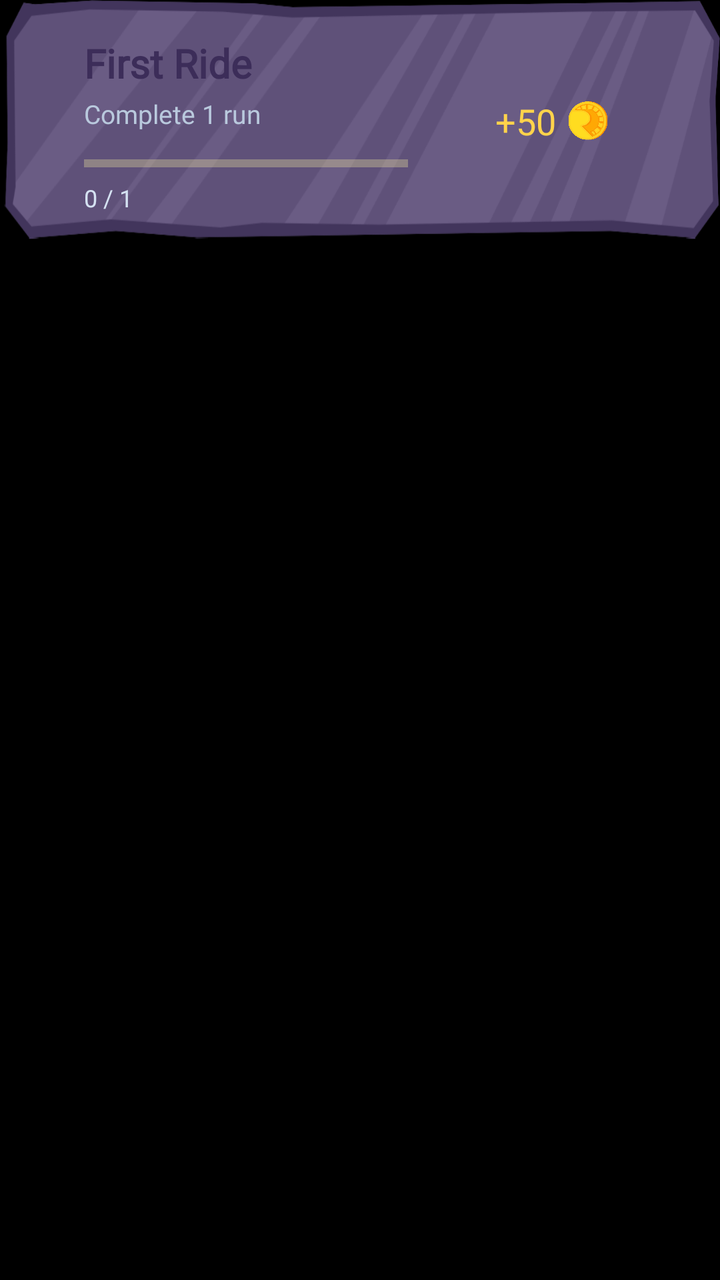
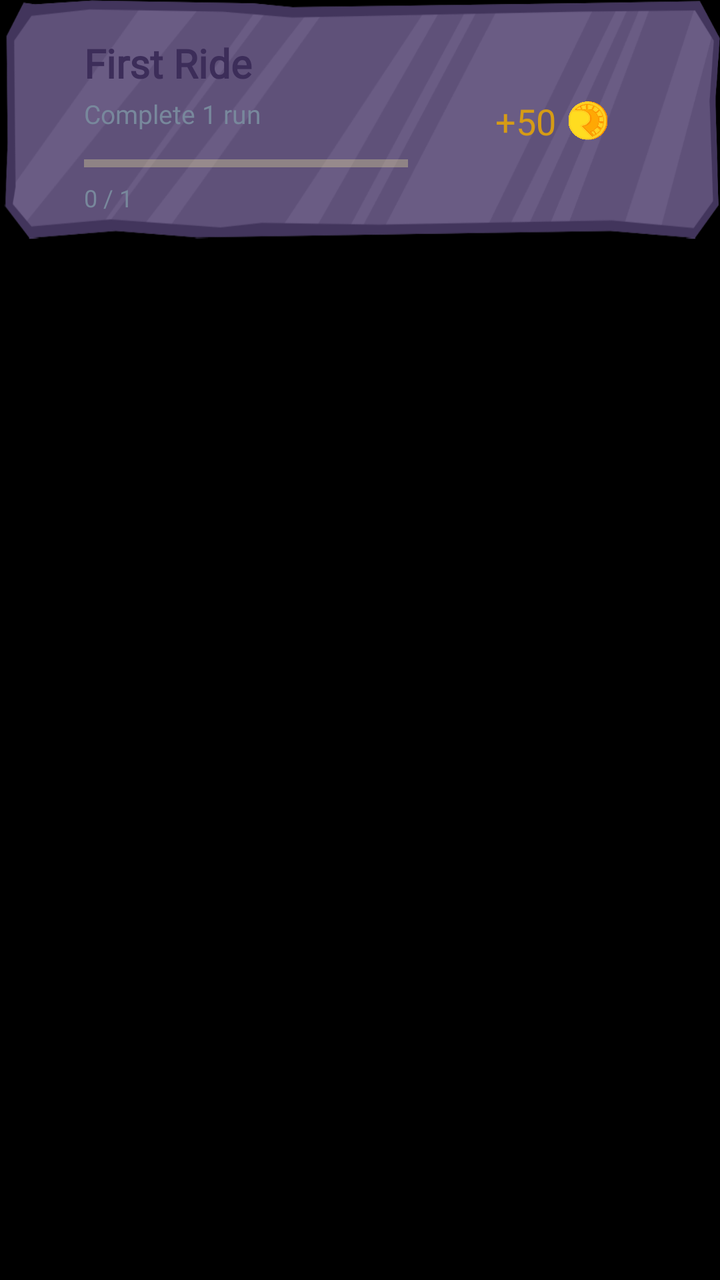

Before-and-after screenshots of an Android layout around one commit, followed by the original layout XML and the change that was made.
<!-- AndroidManifest.xml: application theme Theme.RollerRush -->
<!-- res/layout/item_mission.xml -->
<?xml version="1.0" encoding="utf-8"?>
<LinearLayout
    xmlns:android="http://schemas.android.com/apk/res/android"
    xmlns:app="http://schemas.android.com/apk/res-auto"
    android:layout_width="match_parent"
    android:layout_height="wrap_content"
    android:layout_marginBottom="10dp"
    app:cardElevation="2dp">

    <LinearLayout
        android:layout_width="match_parent"
        android:layout_height="wrap_content"
        android:orientation="vertical"
        android:gravity="center"
        android:background="@drawable/mission_panel_bg"
        android:paddingHorizontal="24dp"
        android:paddingVertical="18dp">

        <LinearLayout
            android:layout_width="match_parent"
            android:layout_height="wrap_content"
            android:gravity="center_vertical"
            android:orientation="horizontal">

            <LinearLayout
                android:layout_width="0dp"
                android:layout_height="wrap_content"
                android:layout_weight="1"
                android:layout_marginStart="18dp"
                android:orientation="vertical">

                <TextView
                    android:id="@+id/missionName"
                    android:layout_width="match_parent"
                    android:layout_height="wrap_content"
                    android:text="First Ride"
                    android:fontFamily="@font/new_font"
                    android:textColor="#3C2D59"
                    android:textSize="20sp"
                    android:textStyle="bold" />

                <TextView
                    android:id="@+id/missionDescription"
                    android:layout_width="match_parent"
                    android:layout_height="wrap_content"
                    android:layout_marginTop="3dp"
                    android:text="Complete 1 run"
                    android:fontFamily="@font/count_font"
                    android:textColor="#B9C9DD"
                    android:textSize="13sp" />
                <ProgressBar
                    android:id="@+id/missionProgressBar"
                    style="?android:attr/progressBarStyleHorizontal"
                    android:layout_width="match_parent"
                    android:layout_height="8dp"
                    android:layout_marginTop="12dp"
                    android:layout_marginRight="12dp"
                    android:max="100"
                    android:progress="0"
                    android:progressTint="#F6B214"
                    android:progressBackgroundTint="#FFF6A0" />

                <TextView
                    android:id="@+id/missionProgressText"
                    android:layout_width="match_parent"
                    android:layout_height="wrap_content"
                    android:layout_marginTop="5dp"
                    android:text="0 / 1"
                    android:textColor="#D5E2F2"
                    android:fontFamily="@font/count_font"
                    android:textSize="12sp" />
            </LinearLayout>
            <LinearLayout
                android:layout_width="120dp"
                android:layout_height="match_parent"
                android:gravity="center"
                android:orientation="vertical">
                <LinearLayout
                    android:layout_width="120dp"
                    android:layout_height="wrap_content"
                    android:gravity="center"
                    android:orientation="horizontal"
                    android:layout_marginBottom="4dp">
                <TextView
                    android:id="@+id/missionReward"
                    android:layout_width="wrap_content"
                    android:layout_height="wrap_content"
                    android:text="+50"
                    android:layout_marginRight="6dp"
                    android:fontFamily="@font/count_font"
                    android:textColor="#FFD34B"
                    android:textSize="18sp" />
                <ImageView
                    android:layout_width="20dp"
                    android:layout_height="20dp"
                    android:src="@drawable/rush_coin"/>
                </LinearLayout>
                <Button
                    android:id="@+id/missionClaimButton"
                    android:layout_width="120dp"
                    android:layout_height="48dp"
                    android:layout_gravity="end"
                    android:fontFamily="@font/new_font"
                    android:layout_marginTop="8dp"
                    android:background="@drawable/green_claim_button_bg"
                    android:text="CLAIM"
                    android:textColor="#A8FFA8"
                    android:textStyle="bold"
                    android:visibility="gone" />
            </LinearLayout>


        </LinearLayout>





    </LinearLayout>

</LinearLayout>
<!-- resources referenced by this layout -->
<resources>
  <!-- drawable green_claim_button_bg: png bitmap (drawable, 8333 bytes) -->
  <!-- drawable mission_panel_bg: png bitmap (drawable-nodpi, 43335 bytes) -->
  <!-- drawable rush_coin: webp bitmap (drawable, 6902 bytes) -->
  <style name="Theme.RollerRush" parent="Theme.AppCompat.NoActionBar">
          <item name="android:windowFullscreen">true</item>
          <item name="android:windowBackground">@android:color/black</item>
      </style>
</resources>

<!-- the commit's change to res/layout/item_mission.xml (unified diff, before → after) -->
@@ -1,11 +1,9 @@
 <?xml version="1.0" encoding="utf-8"?>
 <LinearLayout
     xmlns:android="http://schemas.android.com/apk/res/android"
-    xmlns:app="http://schemas.android.com/apk/res-auto"
     android:layout_width="match_parent"
     android:layout_height="wrap_content"
-    android:layout_marginBottom="10dp"
-    app:cardElevation="2dp">
+    android:layout_marginBottom="10dp">
 
     <LinearLayout
         android:layout_width="match_parent"
@@ -46,15 +44,16 @@
                     android:layout_marginTop="3dp"
                     android:text="Complete 1 run"
                     android:fontFamily="@font/count_font"
-                    android:textColor="#B9C9DD"
+                    android:textColor="#78889C"
                     android:textSize="13sp" />
+
                 <ProgressBar
                     android:id="@+id/missionProgressBar"
                     style="?android:attr/progressBarStyleHorizontal"
                     android:layout_width="match_parent"
                     android:layout_height="8dp"
                     android:layout_marginTop="12dp"
-                    android:layout_marginRight="12dp"
+                    android:layout_marginEnd="12dp"
                     android:max="100"
                     android:progress="0"
                     android:progressTint="#F6B214"
@@ -66,35 +65,42 @@
                     android:layout_height="wrap_content"
                     android:layout_marginTop="5dp"
                     android:text="0 / 1"
-                    android:textColor="#D5E2F2"
+                    android:textColor="#78889C"
                     android:fontFamily="@font/count_font"
                     android:textSize="12sp" />
             </LinearLayout>
+
             <LinearLayout
                 android:layout_width="120dp"
                 android:layout_height="match_parent"
                 android:gravity="center"
                 android:orientation="vertical">
+
                 <LinearLayout
                     android:layout_width="120dp"
                     android:layout_height="wrap_content"
                     android:gravity="center"
                     android:orientation="horizontal"
                     android:layout_marginBottom="4dp">
-                <TextView
-                    android:id="@+id/missionReward"
-                    android:layout_width="wrap_content"
-                    android:layout_height="wrap_content"
-                    android:text="+50"
-                    android:layout_marginRight="6dp"
-                    android:fontFamily="@font/count_font"
-                    android:textColor="#FFD34B"
-                    android:textSize="18sp" />
-                <ImageView
-                    android:layout_width="20dp"
-                    android:layout_height="20dp"
-                    android:src="@drawable/rush_coin"/>
+
+                    <TextView
+                        android:id="@+id/missionReward"
+                        android:layout_width="wrap_content"
+                        android:layout_height="wrap_content"
+                        android:text="+50"
+                        android:layout_marginEnd="6dp"
+                        android:fontFamily="@font/count_font"
+                        android:textColor="#D59B16"
+                        android:textSize="18sp" />
+
+                    <ImageView
+                        android:id="@+id/missionRewardIcon"
+                        android:layout_width="20dp"
+                        android:layout_height="20dp"
+                        android:src="@drawable/rush_coin"
+                        android:contentDescription="Mission reward" />
                 </LinearLayout>
+
                 <Button
                     android:id="@+id/missionClaimButton"
                     android:layout_width="120dp"
@@ -108,14 +114,6 @@
                     android:textStyle="bold"
                     android:visibility="gone" />
             </LinearLayout>
-
-
         </LinearLayout>
-
-
-
-
-
     </LinearLayout>
-
 </LinearLayout>
